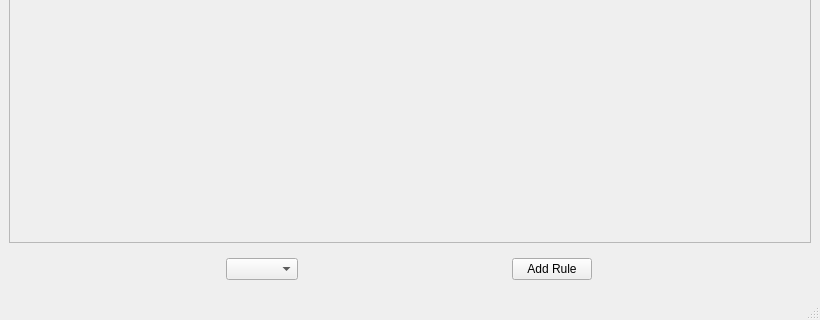
Before: the Qt Designer form design/rule.ui in bbaltuntas/tubitak-fuzzy, drawn with Qt 5; both pictures show x 0 to 820 and y 280 to 600 of the 820 by 600 pixel window.
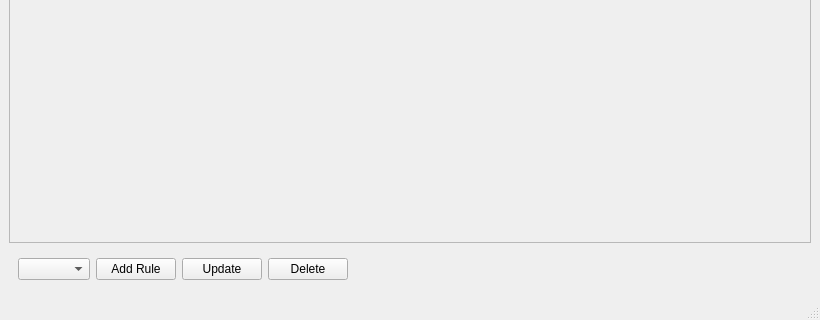
After: the same form once the commit is applied.

```diff
--- a/design/rule.ui
+++ b/design/rule.ui
@@ -105,6 +105,39 @@
            </property>
           </widget>
          </item>
+         <item>
+          <widget class="QPushButton" name="update_button">
+           <property name="sizePolicy">
+            <sizepolicy hsizetype="Fixed" vsizetype="Fixed">
+             <horstretch>0</horstretch>
+             <verstretch>0</verstretch>
+            </sizepolicy>
+           </property>
+           <property name="text">
+            <string>Update</string>
+           </property>
+          </widget>
+         </item>
+         <item>
+          <widget class="QPushButton" name="delete_button">
+           <property name="text">
+            <string>Delete</string>
+           </property>
+          </widget>
+         </item>
+         <item>
+          <spacer name="horizontalSpacer_2">
+           <property name="orientation">
+            <enum>Qt::Horizontal</enum>
+           </property>
+           <property name="sizeHint" stdset="0">
+            <size>
+             <width>40</width>
+             <height>20</height>
+            </size>
+           </property>
+          </spacer>
+         </item>
         </layout>
        </widget>
       </item>
```
